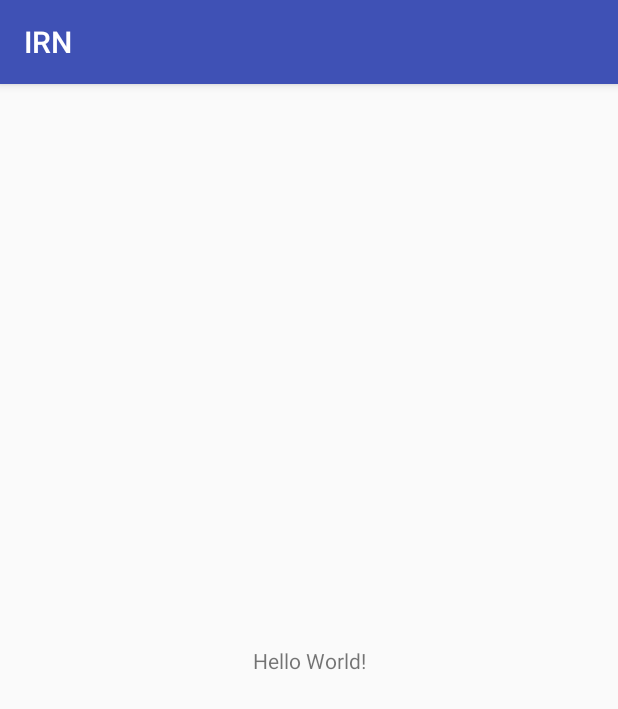
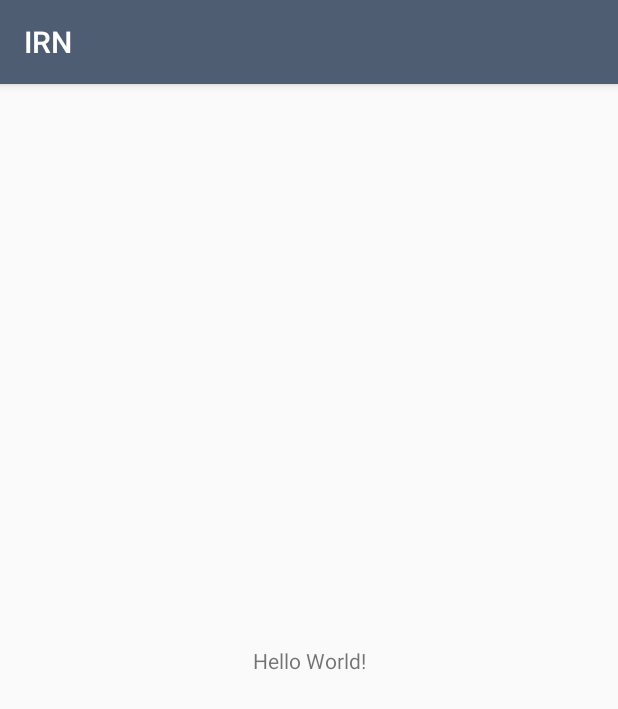
Before and after one commit to ShellCore/IRN, an Android app: the screen it shows after launch (MainActivity), on a phone screen of 412 x 824 dp. Shown: the top 709 px of the screen. Run offline under Robolectric (Android 15) with nearby library versions, the phone set to English and light mode, and no system bars.

Commit message:
Personalización de la aplicación

```diff
--- a/app/src/main/res/values/colors.xml
+++ b/app/src/main/res/values/colors.xml
@@ -1,6 +1,6 @@
 <?xml version="1.0" encoding="utf-8"?>
 <resources>
-    <color name="colorPrimary">#3F51B5</color>
-    <color name="colorPrimaryDark">#303F9F</color>
-    <color name="colorAccent">#FF4081</color>
+    <color name="colorPrimary">#4F5D73</color>
+    <color name="colorPrimaryDark">#425168</color>
+    <color name="colorAccent">#76C2AF</color>
 </resources>
```
Also changed, not shown: app/src/main/res/values/styles.xml (+8 -0 lines), app/src/main/ic_launcher-web.png (added), app/src/main/res/mipmap-hdpi/ic_launcher.png, app/src/main/res/mipmap-mdpi/ic_launcher.png, app/src/main/res/mipmap-xhdpi/ic_launcher.png, app/src/main/res/mipmap-xxhdpi/ic_launcher.png, app/src/main/res/mipmap-xxxhdpi/ic_launcher.png.
